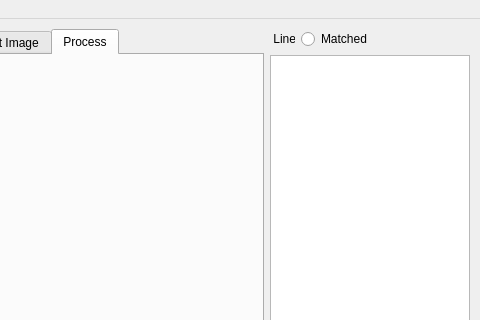
Qt form python_src/30_tensor_flow_ex/ex02_bin/QtLineExtractor.ui (openvisual/open-visual-machine-learning) before a commit; both pictures show x 356 to 836 and y 0 to 320 of the 836 by 633 pixel window.
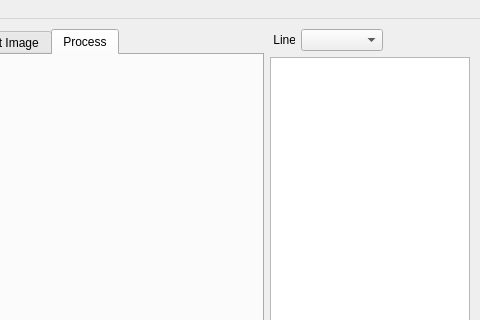
The same form after that commit. Icons and pictures are not drawn.

```diff
--- a/python_src/30_tensor_flow_ex/ex02_bin/QtLineExtractor.ui
+++ b/python_src/30_tensor_flow_ex/ex02_bin/QtLineExtractor.ui
@@ -86,9 +86,19 @@
        </widget>
       </item>
       <item>
-       <widget class="QRadioButton" name="radioButton">
+       <widget class="QComboBox" name="lineMatchComboBox">
+        <property name="maximumSize">
+         <size>
+          <width>120</width>
+          <height>16777215</height>
+         </size>
+        </property>
+       </widget>
+      </item>
+      <item>
+       <widget class="QLabel" name="label_3">
         <property name="text">
-         <string>Matched</string>
+         <string>      </string>
         </property>
        </widget>
       </item>
```
